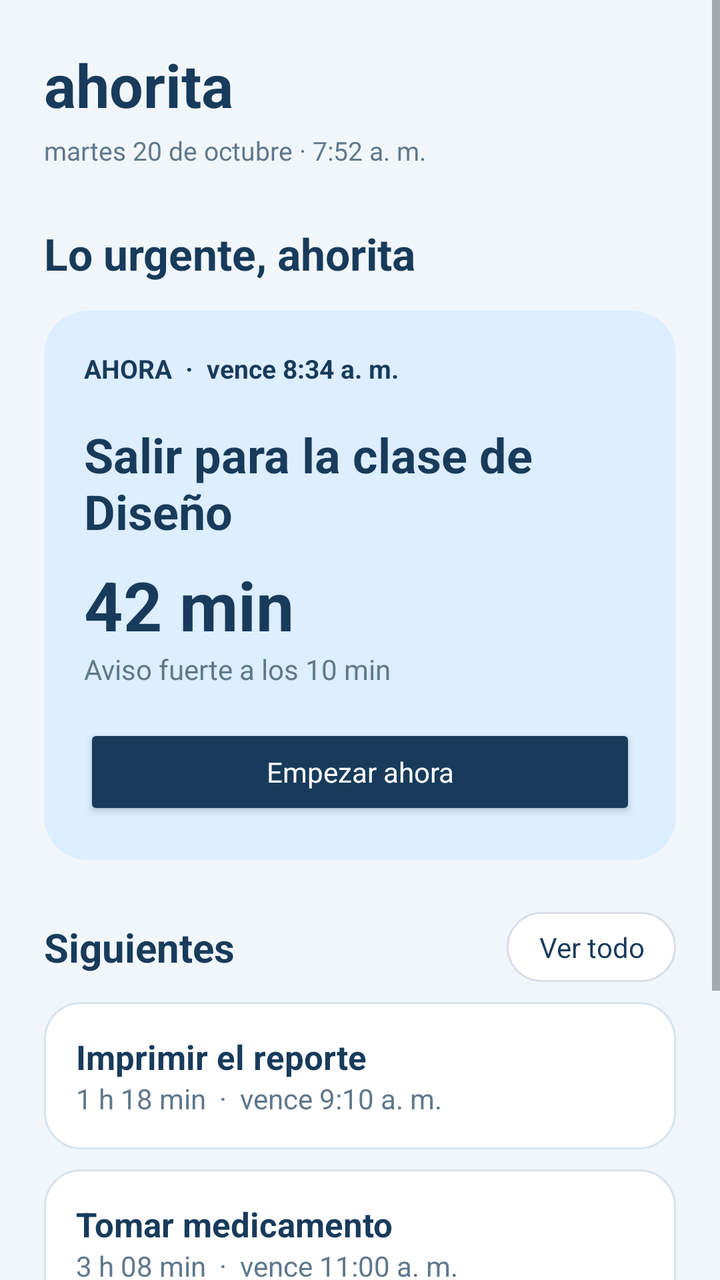
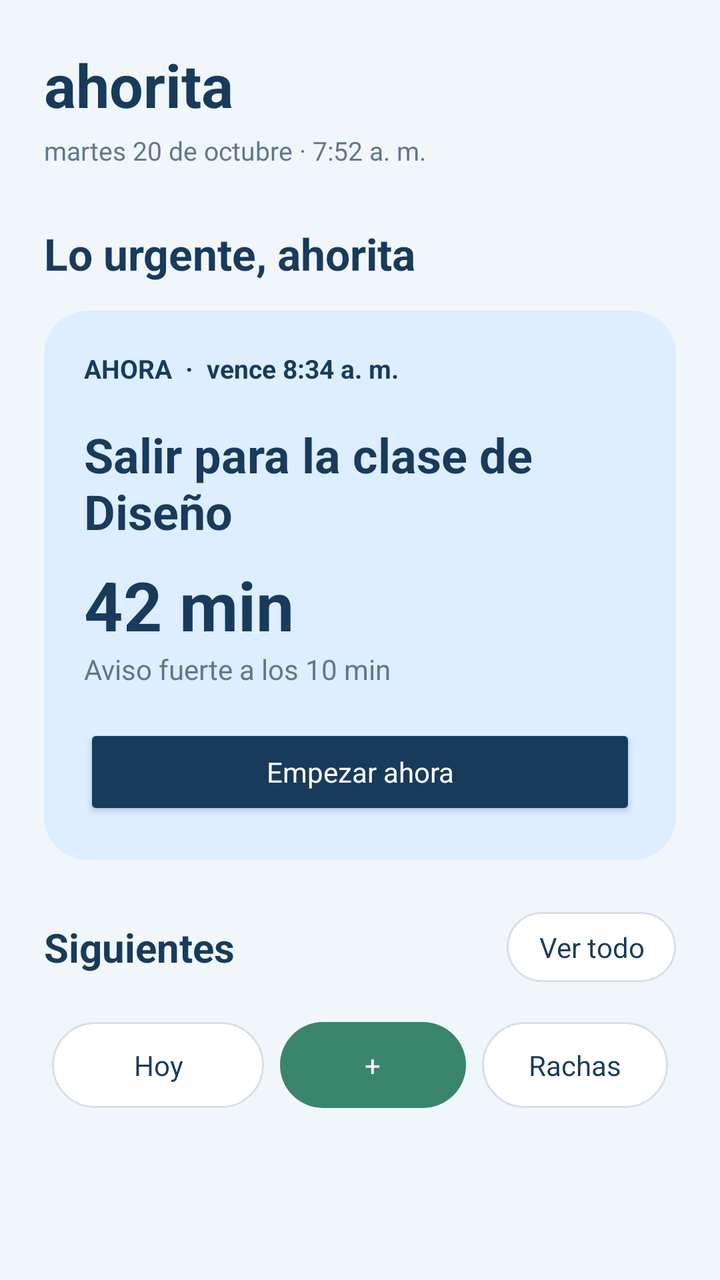

Before-and-after screenshots of an Android layout around one commit, followed by the original layout XML and the change that was made.
<!-- AndroidManifest.xml: application theme Theme.Ahorita -->
<!-- res/layout/activity_home.xml -->
<ScrollView xmlns:android="http://schemas.android.com/apk/res/android"
    android:layout_width="match_parent" android:layout_height="match_parent"
    android:background="@color/ah_background" android:fillViewport="true">
    <LinearLayout android:layout_width="match_parent" android:layout_height="wrap_content"
        android:orientation="vertical" android:padding="22dp">
        <TextView android:layout_width="wrap_content" android:layout_height="wrap_content"
            android:text="ahorita" android:textColor="@color/ah_navy" android:textSize="30sp" android:textStyle="bold"/>
        <TextView android:layout_width="wrap_content" android:layout_height="wrap_content"
            android:layout_marginTop="4dp" android:text="martes 20 de octubre · 7:52 a. m."
            android:textColor="@color/ah_muted" android:textSize="13sp"/>
        <TextView android:layout_width="wrap_content" android:layout_height="wrap_content"
            android:layout_marginTop="28dp" android:text="Lo urgente, ahorita"
            android:textColor="@color/ah_navy" android:textSize="22sp" android:textStyle="bold"/>
        <LinearLayout android:layout_width="match_parent" android:layout_height="wrap_content"
            android:layout_marginTop="14dp" android:background="@drawable/bg_card_primary"
            android:orientation="vertical" android:padding="20dp">
            <TextView android:layout_width="wrap_content" android:layout_height="wrap_content"
                android:text="AHORA  ·  vence 8:34 a. m." android:textColor="@color/ah_navy"
                android:textStyle="bold" android:textSize="13sp"/>
            <TextView android:id="@+id/tvUrgentTask" android:layout_width="match_parent"
                android:layout_height="wrap_content" android:layout_marginTop="18dp"
                android:text="Salir para la clase de Diseño" android:textColor="@color/ah_navy"
                android:textSize="24sp" android:textStyle="bold"/>
            <TextView android:id="@+id/tvUrgentTime" android:layout_width="wrap_content"
                android:layout_height="wrap_content" android:layout_marginTop="8dp"
                android:text="42 min" android:textColor="@color/ah_navy" android:textSize="34sp"
                android:textStyle="bold"/>
            <TextView android:layout_width="wrap_content" android:layout_height="wrap_content"
                android:text="Aviso fuerte a los 10 min" android:textColor="@color/ah_muted"/>
            <Button android:id="@+id/btnStartTask" android:layout_width="match_parent"
                android:layout_height="wrap_content" android:layout_marginTop="18dp"
                android:text="Empezar ahora" android:textAllCaps="false"
                android:textColor="@android:color/white" android:backgroundTint="@color/ah_navy"/>
        </LinearLayout>

        <LinearLayout android:layout_width="match_parent" android:layout_height="wrap_content"
            android:layout_marginTop="26dp" android:gravity="center_vertical">
            <TextView android:layout_width="0dp" android:layout_height="wrap_content"
                android:layout_weight="1" android:text="Siguientes" android:textColor="@color/ah_navy"
                android:textSize="20sp" android:textStyle="bold"/>
            <Button android:id="@+id/btnSeeAll" android:layout_width="wrap_content"
                android:layout_height="wrap_content" android:text="Ver todo" android:textAllCaps="false"
                android:textColor="@color/ah_navy"
                android:background="@drawable/bg_btn_pill_outline"
                android:backgroundTint="@null"
                android:stateListAnimator="@null"
                android:minHeight="0dp" android:minWidth="0dp"
                android:paddingStart="16dp" android:paddingEnd="16dp"
                android:paddingTop="8dp" android:paddingBottom="8dp"/>
        </LinearLayout>
        <include android:id="@+id/cardTaskPreview" layout="@layout/item_task_preview"/>
        <LinearLayout android:id="@+id/cardMedicine" android:layout_width="match_parent" android:layout_height="wrap_content"
            android:layout_marginTop="10dp" android:background="@drawable/bg_card"
            android:orientation="vertical" android:padding="16dp">
            <TextView android:text="Tomar medicamento" android:textColor="@color/ah_navy"
                android:textSize="17sp" android:textStyle="bold" android:layout_width="match_parent"
                android:layout_height="wrap_content"/>
            <TextView android:text="3 h 08 min  ·  vence 11:00 a. m." android:textColor="@color/ah_muted"
                android:layout_width="match_parent" android:layout_height="wrap_content"/>
        </LinearLayout>
        <LinearLayout android:id="@+id/cardEmail" android:layout_width="match_parent" android:layout_height="wrap_content"
            android:layout_marginTop="10dp" android:background="@drawable/bg_card"
            android:orientation="vertical" android:padding="16dp">
            <TextView android:text="Responder correo del profe" android:textColor="@color/ah_navy"
                android:textSize="17sp" android:textStyle="bold" android:layout_width="match_parent"
                android:layout_height="wrap_content"/>
            <TextView android:text="6 h restantes  ·  vence 1:52 p. m." android:textColor="@color/ah_muted"
                android:layout_width="match_parent" android:layout_height="wrap_content"/>
        </LinearLayout>
        <LinearLayout android:layout_width="match_parent" android:layout_height="wrap_content"
            android:layout_marginTop="20dp" android:gravity="center" android:orientation="horizontal">

            <Button android:id="@+id/btnToday" android:layout_width="0dp" android:layout_height="wrap_content"
                android:layout_weight="1" android:layout_marginStart="4dp" android:layout_marginEnd="4dp"
                android:text="Hoy" android:textAllCaps="false"
                android:textColor="@color/ah_navy"
                android:background="@drawable/bg_btn_pill_outline"
                android:backgroundTint="@null" android:stateListAnimator="@null"
                android:minHeight="0dp" android:paddingTop="12dp" android:paddingBottom="12dp"/>

            <Button android:id="@+id/btnNewTask" android:layout_width="0dp" android:layout_height="wrap_content"
                android:layout_weight="1" android:layout_marginStart="4dp" android:layout_marginEnd="4dp"
                android:text="+" android:textAllCaps="false"
                android:textColor="@android:color/white"
                android:background="@drawable/bg_btn_pill_filled"
                android:backgroundTint="@null" android:stateListAnimator="@null"
                android:minHeight="0dp" android:paddingTop="12dp" android:paddingBottom="12dp"/>

            <Button android:id="@+id/btnStreaks" android:layout_width="0dp" android:layout_height="wrap_content"
                android:layout_weight="1" android:layout_marginStart="4dp" android:layout_marginEnd="4dp"
                android:text="Rachas" android:textAllCaps="false"
                android:textColor="@color/ah_navy"
                android:background="@drawable/bg_btn_pill_outline"
                android:backgroundTint="@null" android:stateListAnimator="@null"
                android:minHeight="0dp" android:paddingTop="12dp" android:paddingBottom="12dp"/>
        </LinearLayout>
    </LinearLayout>
</ScrollView>
<!-- res/layout/item_task_preview.xml (included above) -->
<LinearLayout xmlns:android="http://schemas.android.com/apk/res/android" android:id="@+id/cardTaskPreview"
    android:layout_width="match_parent" android:layout_height="wrap_content"
    android:layout_marginTop="10dp" android:background="@drawable/bg_card"
    android:orientation="vertical" android:padding="16dp">
    <TextView android:layout_width="match_parent" android:layout_height="wrap_content"
        android:text="Imprimir el reporte" android:textColor="@color/ah_navy"
        android:textSize="17sp" android:textStyle="bold"/>
    <TextView android:layout_width="match_parent" android:layout_height="wrap_content"
        android:text="1 h 18 min  ·  vence 9:10 a. m." android:textColor="@color/ah_muted"/>
</LinearLayout>
<!-- resources referenced by this layout -->
<resources>
  <color name="ah_background">#F1F6FA</color>
  <color name="ah_muted">#60788C</color>
  <color name="ah_navy">#183B5B</color>
  <!-- drawable bg_btn_pill_filled (drawable) -->
  <?xml version="1.0" encoding="utf-8"?>
  <ripple xmlns:android="http://schemas.android.com/apk/res/android"
      android:color="#33FFFFFF">
      <item>
          <shape android:shape="rectangle">
              <solid android:color="@color/ah_green"/>
              <corners android:radius="24dp"/>
          </shape>
      </item>
  </ripple>
  <!-- drawable bg_btn_pill_outline (drawable) -->
  <?xml version="1.0" encoding="utf-8"?>
  <ripple xmlns:android="http://schemas.android.com/apk/res/android"
      android:color="#1F2A44">
      <item>
          <shape android:shape="rectangle">
              <solid android:color="#FFFFFF"/>
              <stroke android:width="1dp" android:color="#D9DEE8"/>
              <corners android:radius="24dp"/>
          </shape>
      </item>
  </ripple>
  <!-- drawable bg_card (drawable) -->
  <shape xmlns:android="http://schemas.android.com/apk/res/android">
      <solid android:color="@color/ah_surface"/>
      <corners android:radius="18dp"/>
      <stroke android:width="1dp" android:color="@color/ah_border"/>
  </shape>
  <!-- drawable bg_card_primary (drawable) -->
  <shape xmlns:android="http://schemas.android.com/apk/res/android">
      <solid android:color="@color/ah_blue"/>
      <corners android:radius="22dp"/>
  </shape>
  <style name="Theme.Ahorita" parent="@android:style/Theme.Material.Light.NoActionBar">
          <item name="android:fontFamily">sans-serif</item>
          <item name="android:colorAccent">@color/ah_navy</item>
          <item name="android:statusBarColor">@color/ah_background</item>
          <item name="android:navigationBarColor">@color/ah_background</item>
          <item name="android:windowLightStatusBar">true</item>
          <item name="android:windowActionModeOverlay">true</item>
      </style>
  <color name="ah_green">#39866D</color>
  <color name="ah_surface">#FFFFFF</color>
  <color name="ah_border">#D8E4ED</color>
  <color name="ah_blue">#DCEEFF</color>
</resources>

<!-- the commit's change to res/layout/activity_home.xml (unified diff, before → after) -->
@@ -48,35 +48,28 @@
                 android:paddingStart="16dp" android:paddingEnd="16dp"
                 android:paddingTop="8dp" android:paddingBottom="8dp"/>
         </LinearLayout>
-        <include android:id="@+id/cardTaskPreview" layout="@layout/item_task_preview"/>
-        <LinearLayout android:id="@+id/cardMedicine" android:layout_width="match_parent" android:layout_height="wrap_content"
-            android:layout_marginTop="10dp" android:background="@drawable/bg_card"
-            android:orientation="vertical" android:padding="16dp">
-            <TextView android:text="Tomar medicamento" android:textColor="@color/ah_navy"
-                android:textSize="17sp" android:textStyle="bold" android:layout_width="match_parent"
-                android:layout_height="wrap_content"/>
-            <TextView android:text="3 h 08 min  ·  vence 11:00 a. m." android:textColor="@color/ah_muted"
-                android:layout_width="match_parent" android:layout_height="wrap_content"/>
-        </LinearLayout>
-        <LinearLayout android:id="@+id/cardEmail" android:layout_width="match_parent" android:layout_height="wrap_content"
-            android:layout_marginTop="10dp" android:background="@drawable/bg_card"
-            android:orientation="vertical" android:padding="16dp">
-            <TextView android:text="Responder correo del profe" android:textColor="@color/ah_navy"
-                android:textSize="17sp" android:textStyle="bold" android:layout_width="match_parent"
-                android:layout_height="wrap_content"/>
-            <TextView android:text="6 h restantes  ·  vence 1:52 p. m." android:textColor="@color/ah_muted"
-                android:layout_width="match_parent" android:layout_height="wrap_content"/>
-        </LinearLayout>
+        <LinearLayout android:id="@+id/containerSiguientes"
+            android:layout_width="match_parent" android:layout_height="wrap_content"
+            android:orientation="vertical"/>
         <LinearLayout android:layout_width="match_parent" android:layout_height="wrap_content"
             android:layout_marginTop="20dp" android:gravity="center" android:orientation="horizontal">
 
-            <Button android:id="@+id/btnToday" android:layout_width="0dp" android:layout_height="wrap_content"
-                android:layout_weight="1" android:layout_marginStart="4dp" android:layout_marginEnd="4dp"
-                android:text="Hoy" android:textAllCaps="false"
-                android:textColor="@color/ah_navy"
+            <Button
+                android:id="@+id/btnToday"
+                android:layout_width="13dp"
+                android:layout_height="wrap_content"
+                android:layout_marginStart="4dp"
+                android:layout_marginEnd="4dp"
+                android:layout_weight="1"
                 android:background="@drawable/bg_btn_pill_outline"
-                android:backgroundTint="@null" android:stateListAnimator="@null"
-                android:minHeight="0dp" android:paddingTop="12dp" android:paddingBottom="12dp"/>
+                android:backgroundTint="@null"
+                android:minHeight="0dp"
+                android:paddingTop="12dp"
+                android:paddingBottom="12dp"
+                android:stateListAnimator="@null"
+                android:text="Hoy"
+                android:textAllCaps="false"
+                android:textColor="@color/ah_navy" />
 
             <Button android:id="@+id/btnNewTask" android:layout_width="0dp" android:layout_height="wrap_content"
                 android:layout_weight="1" android:layout_marginStart="4dp" android:layout_marginEnd="4dp"
@@ -96,14 +89,3 @@
         </LinearLayout>
     </LinearLayout>
 </ScrollView>
-<!-- res/layout/item_task_preview.xml (included above) -->
-<LinearLayout xmlns:android="http://schemas.android.com/apk/res/android" android:id="@+id/cardTaskPreview"
-    android:layout_width="match_parent" android:layout_height="wrap_content"
-    android:layout_marginTop="10dp" android:background="@drawable/bg_card"
-    android:orientation="vertical" android:padding="16dp">
-    <TextView android:layout_width="match_parent" android:layout_height="wrap_content"
-        android:text="Imprimir el reporte" android:textColor="@color/ah_navy"
-        android:textSize="17sp" android:textStyle="bold"/>
-    <TextView android:layout_width="match_parent" android:layout_height="wrap_content"
-        android:text="1 h 18 min  ·  vence 9:10 a. m." android:textColor="@color/ah_muted"/>
-</LinearLayout>
<!-- resource entries referenced after the edit -->
@@ -26,12 +26,6 @@
           </shape>
       </item>
   </ripple>
-  <!-- drawable bg_card (drawable) -->
-  <shape xmlns:android="http://schemas.android.com/apk/res/android">
-      <solid android:color="@color/ah_surface"/>
-      <corners android:radius="18dp"/>
-      <stroke android:width="1dp" android:color="@color/ah_border"/>
-  </shape>
   <!-- drawable bg_card_primary (drawable) -->
   <shape xmlns:android="http://schemas.android.com/apk/res/android">
       <solid android:color="@color/ah_blue"/>
@@ -46,8 +40,6 @@
           <item name="android:windowActionModeOverlay">true</item>
       </style>
   <color name="ah_green">#39866D</color>
-  <color name="ah_surface">#FFFFFF</color>
-  <color name="ah_border">#D8E4ED</color>
   <color name="ah_blue">#DCEEFF</color>
 </resources>
 
